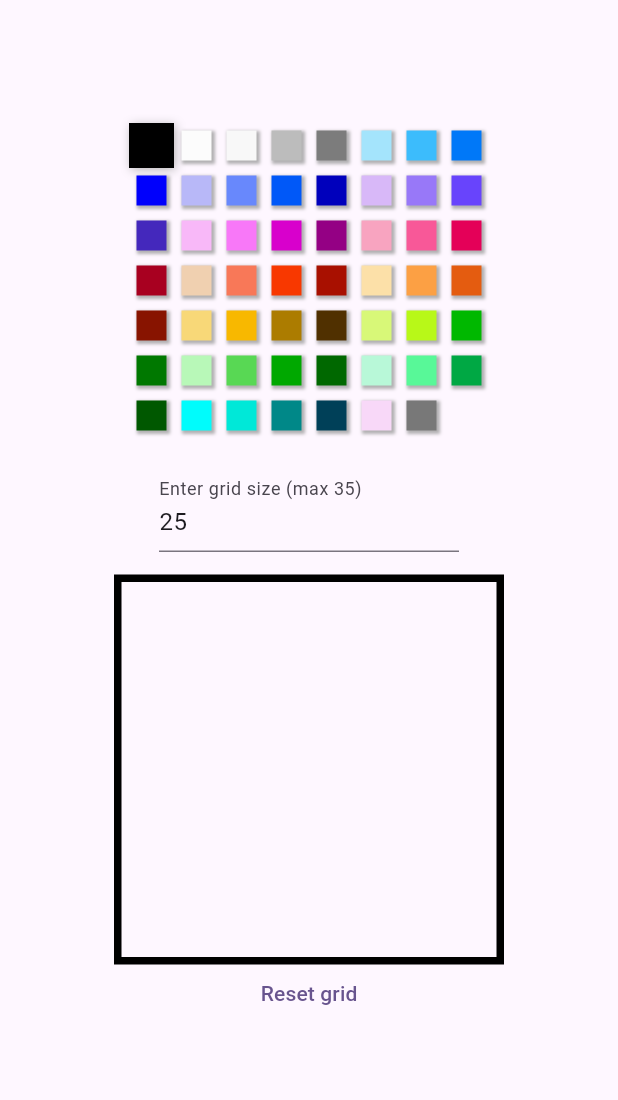
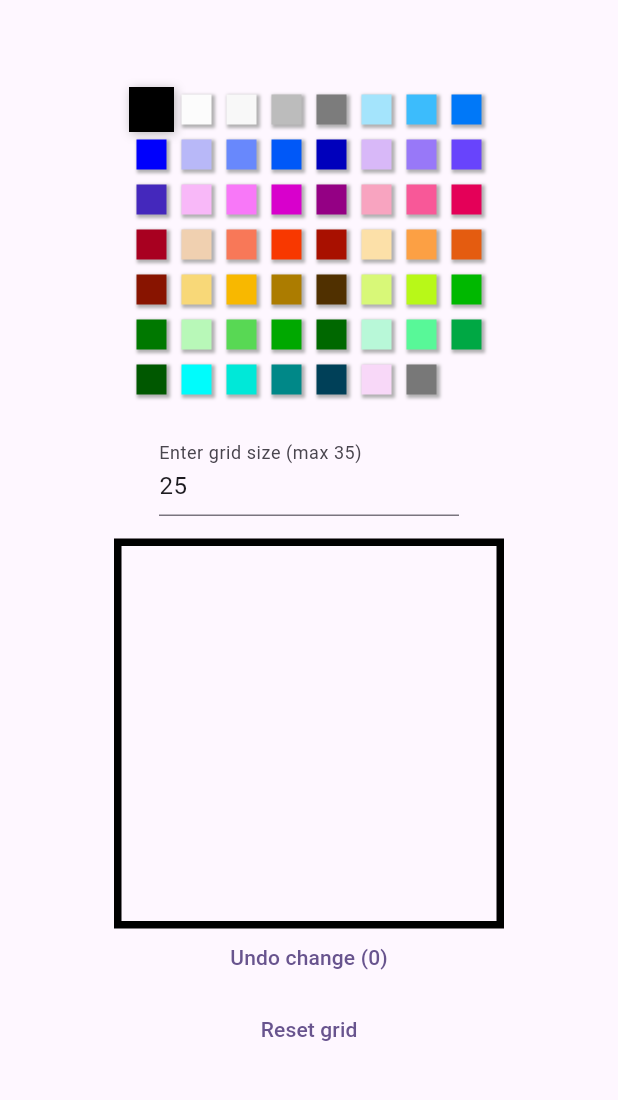
Before and after one commit to Hukutus/pixel_artist, a Flutter app: the screen it shows after launch, after a tap on "Reset grid", on a phone screen of 412 x 824 dp, the part 84-1184 px from its top. Run offline on Flutter 3.47's test engine with Material 3 defaults, Android fonts, the light colour scheme and no system bars.

Commit message:
Add undo functionality

```diff
--- a/lib/widgets/art_grid.dart
+++ b/lib/widgets/art_grid.dart
@@ -1,6 +1,7 @@
 import 'package:flutter/material.dart';
 import 'package:flutter/services.dart';
 import 'package:pixel_artist/widgets/pixel.dart';
+import 'package:collection/collection.dart';
 
 import 'colour_palette.dart';
 
@@ -19,7 +20,8 @@ class ArtGrid extends StatefulWidget {
 }
 
 class _ArtGridState extends State<ArtGrid> {
-  List<Pixel> pixels = [];
+  List<Color> pixelColours = [];
+  List<List<Color>> history = [];
   int gridSize = 25;
   double pixelSize = 10;
   final int maxGridSize = 35;
@@ -35,7 +37,7 @@ class _ArtGridState extends State<ArtGrid> {
     _generateGrid();
   }
 
-  void _updatePixel(Offset localPosition) {
+  void _updatePixel(Offset localPosition, [bool start = false]) {
     double dx = localPosition.dx;
     double dy = localPosition.dy;
 
@@ -48,11 +50,8 @@ class _ArtGridState extends State<ArtGrid> {
     int yi = (dy / pixelSize).truncate();
     int pi = xi + (yi * gridSize);
 
-    pixels = List<Pixel>.generate(
-      gridSize * gridSize, (i) => Pixel(
-        color: i == pi ? colour: pixels[i].color,
-        size: pixelSize,
-      ),
+    pixelColours = List<Color>.generate(
+      gridSize * gridSize, (i) => i == pi ? colour: pixelColours[i]
     );
 
     setState(() {});
@@ -68,13 +67,31 @@ class _ArtGridState extends State<ArtGrid> {
     setState(() {});
   }
 
+  void _updateHistory() {
+    if (DeepCollectionEquality().equals(pixelColours, history.last)) {
+      // No change, no need to update history
+      return;
+    }
+
+    history.add(pixelColours);
+  }
+
+  void _undoChange() {
+    if (history.length == 1) {
+      return;
+    }
+
+    history.removeLast();
+    pixelColours = history.last;
+    setState(() {});
+  }
+
   void _generateGrid() {
-    pixels = List<Pixel>.generate(
-      gridSize * gridSize, (i) => Pixel(
-        color: Colors.transparent,
-        size: pixelSize,
-      ),
+    pixelColours = List<Color>.generate(
+        gridSize * gridSize, (i) => Colors.transparent
     );
+
+    history = [pixelColours];
 
     setState(() {});
   }
@@ -118,8 +135,9 @@ class _ArtGridState extends State<ArtGrid> {
           ),
         ),
       GestureDetector(
-        onPanStart: (e) => _updatePixel(e.localPosition),
+        onPanStart: (e) => _updatePixel(e.localPosition, true),
         onPanUpdate: (e) => _updatePixel(e.localPosition),
+        onPanEnd: (e) => _updateHistory(),
         child: ConstrainedBox(
           constraints: BoxConstraints(maxWidth: gridSize * pixelSize),
           child: Container(
@@ -133,11 +151,20 @@ class _ArtGridState extends State<ArtGrid> {
             child: Wrap(
               spacing: 0,
               runSpacing: 0,
-              children: pixels,
+              children: List<Pixel>.generate(
+                gridSize * gridSize, (i) => Pixel(
+                  color: pixelColours[i],
+                  size: pixelSize,
+                )
+              ),
             ),
           )
         )
       ),
+        TextButton(
+          onPressed: _undoChange,
+          child: Text('Undo change (${history.length - 1})'),
+        ),
         TextButton(
           onPressed: _generateGrid,
           child: Text('Reset grid'),
--- a/pubspec.yaml
+++ b/pubspec.yaml
@@ -35,6 +35,7 @@ dependencies:
   # The following adds the Cupertino Icons font to your application.
   # Use with the CupertinoIcons class for iOS style icons.
   cupertino_icons: ^1.0.6
+  collection: ^1.18.0
 
 dev_dependencies:
   flutter_test:
```
Also changed, not shown: pubspec.lock.
